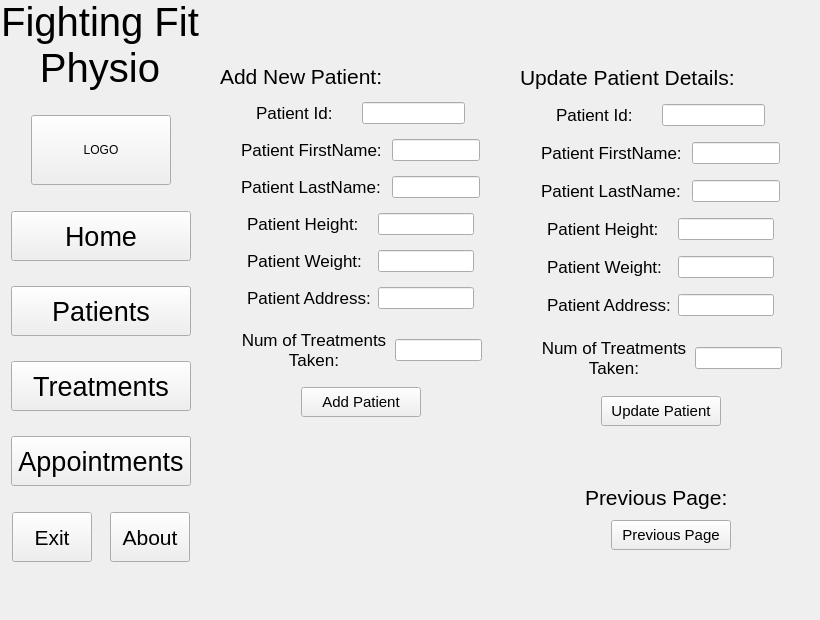
First picture: the form in FIA3.ui, repository srcoggin/FIA3, before the edit.
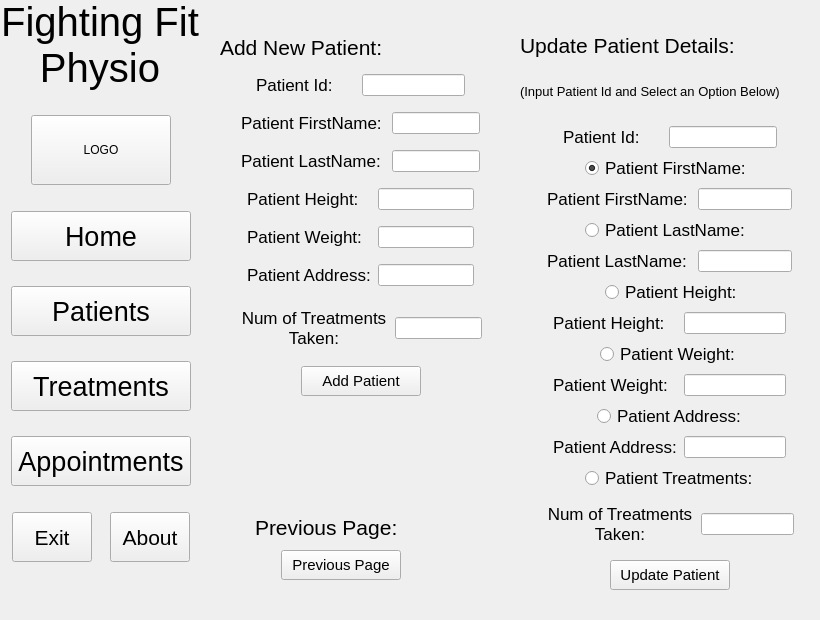
Second picture: the form after the edit. The open tabs and pages were chosen to show the change.

Commit message:
The Patients Section is done, and cleaned up with less spaghetti code. the only error checking i have left to do is if the inputs are Null, but idk if i need to bc the program doesnt crash if the input is Null and the operations are not completed. stilll not documented/ annotated but whatever. i might start on the Treatments section when i get home. but it only gets easier from here.
eat this heinz. my good is good. its somewhat efficient and works

Patch:
```diff
--- a/FIA3.ui
+++ b/FIA3.ui
@@ -880,8 +880,8 @@
     <widget class="QWidget" name="layoutWidget_2">
      <property name="geometry">
       <rect>
-       <x>340</x>
-       <y>470</y>
+       <x>10</x>
+       <y>500</y>
        <width>221</width>
        <height>72</height>
       </rect>
@@ -1001,9 +1001,9 @@
      <property name="geometry">
       <rect>
        <x>300</x>
-       <y>50</y>
-       <width>281</width>
-       <height>368</height>
+       <y>20</y>
+       <width>299</width>
+       <height>560</height>
       </rect>
      </property>
      <layout class="QVBoxLayout" name="verticalLayout_11">
@@ -1048,6 +1048,18 @@
         </item>
        </layout>
       </item>
+      <item>
+       <widget class="QLabel" name="label_29">
+        <property name="font">
+         <font>
+          <pointsize>10</pointsize>
+         </font>
+        </property>
+        <property name="text">
+         <string>(Input Patient Id and Select an Option Below)</string>
+        </property>
+       </widget>
+      </item>
       <item>
        <layout class="QHBoxLayout" name="horizontalLayout_32">
         <item>
@@ -1105,6 +1117,63 @@
         </item>
        </layout>
       </item>
+      <item>
+       <layout class="QHBoxLayout" name="horizontalLayout_40">
+        <item>
+         <spacer name="horizontalSpacer_71">
+          <property name="orientation">
+           <enum>Qt::Horizontal</enum>
+          </property>
+          <property name="sizeHint" stdset="0">
+           <size>
+            <width>40</width>
+            <height>20</height>
+           </size>
+          </property>
+         </spacer>
+        </item>
+        <item>
+         <widget class="QRadioButton" name="Patient_Update_Name_Radio">
+          <property name="minimumSize">
+           <size>
+            <width>170</width>
+            <height>20</height>
+           </size>
+          </property>
+          <property name="maximumSize">
+           <size>
+            <width>170</width>
+            <height>20</height>
+           </size>
+          </property>
+          <property name="font">
+           <font>
+            <pointsize>13</pointsize>
+           </font>
+          </property>
+          <property name="text">
+           <string>Patient FirstName:</string>
+          </property>
+          <property name="checked">
+           <bool>true</bool>
+          </property>
+         </widget>
+        </item>
+        <item>
+         <spacer name="horizontalSpacer_72">
+          <property name="orientation">
+           <enum>Qt::Horizontal</enum>
+          </property>
+          <property name="sizeHint" stdset="0">
+           <size>
+            <width>40</width>
+            <height>20</height>
+           </size>
+          </property>
+         </spacer>
+        </item>
+       </layout>
+      </item>
       <item>
        <layout class="QHBoxLayout" name="horizontalLayout_33">
         <item>
@@ -1162,6 +1231,60 @@
         </item>
        </layout>
       </item>
+      <item>
+       <layout class="QHBoxLayout" name="horizontalLayout_41">
+        <item>
+         <spacer name="horizontalSpacer_73">
+          <property name="orientation">
+           <enum>Qt::Horizontal</enum>
+          </property>
+          <property name="sizeHint" stdset="0">
+           <size>
+            <width>40</width>
+            <height>20</height>
+           </size>
+          </property>
+         </spacer>
+        </item>
+        <item>
+         <widget class="QRadioButton" name="Patient_Update_LastName_Radio">
+          <property name="minimumSize">
+           <size>
+            <width>170</width>
+            <height>20</height>
+           </size>
+          </property>
+          <property name="maximumSize">
+           <size>
+            <width>170</width>
+            <height>20</height>
+           </size>
+          </property>
+          <property name="font">
+           <font>
+            <pointsize>13</pointsize>
+           </font>
+          </property>
+          <property name="text">
+           <string>Patient LastName:</string>
+          </property>
+         </widget>
+        </item>
+        <item>
+         <spacer name="horizontalSpacer_74">
+          <property name="orientation">
+           <enum>Qt::Horizontal</enum>
+          </property>
+          <property name="sizeHint" stdset="0">
+           <size>
+            <width>40</width>
+            <height>20</height>
+           </size>
+          </property>
+         </spacer>
+        </item>
+       </layout>
+      </item>
       <item>
        <layout class="QHBoxLayout" name="horizontalLayout_34">
         <item>
@@ -1219,6 +1342,60 @@
         </item>
        </layout>
       </item>
+      <item>
+       <layout class="QHBoxLayout" name="horizontalLayout_42">
+        <item>
+         <spacer name="horizontalSpacer_75">
+          <property name="orientation">
+           <enum>Qt::Horizontal</enum>
+          </property>
+          <property name="sizeHint" stdset="0">
+           <size>
+            <width>40</width>
+            <height>20</height>
+           </size>
+          </property>
+         </spacer>
+        </item>
+        <item>
+         <widget class="QRadioButton" name="Patient_Update_Height_Radio">
+          <property name="minimumSize">
+           <size>
+            <width>130</width>
+            <height>20</height>
+           </size>
+          </property>
+          <property name="maximumSize">
+           <size>
+            <width>130</width>
+            <height>20</height>
+           </size>
+          </property>
+          <property name="font">
+           <font>
+            <pointsize>13</pointsize>
+           </font>
+          </property>
+          <property name="text">
+           <string>Patient Height:</string>
+          </property>
+         </widget>
+        </item>
+        <item>
+         <spacer name="horizontalSpacer_76">
+          <property name="orientation">
+           <enum>Qt::Horizontal</enum>
+          </property>
+          <property name="sizeHint" stdset="0">
+           <size>
+            <width>40</width>
+            <height>20</height>
+           </size>
+          </property>
+         </spacer>
+        </item>
+       </layout>
+      </item>
       <item>
        <layout class="QHBoxLayout" name="horizontalLayout_35">
         <item>
@@ -1276,6 +1453,60 @@
         </item>
        </layout>
       </item>
+      <item>
+       <layout class="QHBoxLayout" name="horizontalLayout_43">
+        <item>
+         <spacer name="horizontalSpacer_77">
+          <property name="orientation">
+           <enum>Qt::Horizontal</enum>
+          </property>
+          <property name="sizeHint" stdset="0">
+           <size>
+            <width>40</width>
+            <height>20</height>
+           </size>
+          </property>
+         </spacer>
+        </item>
+        <item>
+         <widget class="QRadioButton" name="Patient_Update_Weight_Radio">
+          <property name="minimumSize">
+           <size>
+            <width>140</width>
+            <height>20</height>
+           </size>
+          </property>
+          <property name="maximumSize">
+           <size>
+            <width>140</width>
+            <height>20</height>
+           </size>
+          </property>
+          <property name="font">
+           <font>
+            <pointsize>13</pointsize>
+           </font>
+          </property>
+          <property name="text">
+           <string>Patient Weight:</string>
+          </property>
+         </widget>
+        </item>
+        <item>
+         <spacer name="horizontalSpacer_78">
+          <property name="orientation">
+           <enum>Qt::Horizontal</enum>
+          </property>
+          <property name="sizeHint" stdset="0">
+           <size>
+            <width>40</width>
+            <height>20</height>
+           </size>
+          </property>
+         </spacer>
+        </item>
+       </layout>
+      </item>
       <item>
        <layout class="QHBoxLayout" name="horizontalLayout_36">
         <item>
@@ -1333,6 +1564,60 @@
         </item>
        </layout>
       </item>
+      <item>
+       <layout class="QHBoxLayout" name="horizontalLayout_44">
+        <item>
+         <spacer name="horizontalSpacer_79">
+          <property name="orientation">
+           <enum>Qt::Horizontal</enum>
+          </property>
+          <property name="sizeHint" stdset="0">
+           <size>
+            <width>40</width>
+            <height>20</height>
+           </size>
+          </property>
+         </spacer>
+        </item>
+        <item>
+         <widget class="QRadioButton" name="Patient_Update_Address_Radio">
+          <property name="minimumSize">
+           <size>
+            <width>145</width>
+            <height>20</height>
+           </size>
+          </property>
+          <property name="maximumSize">
+           <size>
+            <width>145</width>
+            <height>20</height>
+           </size>
+          </property>
+          <property name="font">
+           <font>
+            <pointsize>13</pointsize>
+           </font>
+          </property>
+          <property name="text">
+           <string>Patient Address:</string>
+          </property>
+         </widget>
+        </item>
+        <item>
+         <spacer name="horizontalSpacer_80">
+          <property name="orientation">
+           <enum>Qt::Horizontal</enum>
+          </property>
+          <property name="sizeHint" stdset="0">
+           <size>
+            <width>40</width>
+            <height>20</height>
+           </size>
+          </property>
+         </spacer>
+        </item>
+       </layout>
+      </item>
       <item>
        <layout class="QHBoxLayout" name="horizontalLayout_37">
         <item>
@@ -1390,6 +1675,60 @@
         </item>
        </layout>
       </item>
+      <item>
+       <layout class="QHBoxLayout" name="horizontalLayout_45">
+        <item>
+         <spacer name="horizontalSpacer_81">
+          <property name="orientation">
+           <enum>Qt::Horizontal</enum>
+          </property>
+          <property name="sizeHint" stdset="0">
+           <size>
+            <width>40</width>
+            <height>20</height>
+           </size>
+          </property>
+         </spacer>
+        </item>
+        <item>
+         <widget class="QRadioButton" name="Patient_Update_Treatments_Radio">
+          <property name="minimumSize">
+           <size>
+            <width>170</width>
+            <height>20</height>
+           </size>
+          </property>
+          <property name="maximumSize">
+           <size>
+            <width>170</width>
+            <height>20</height>
+           </size>
+          </property>
+          <property name="font">
+           <font>
+            <pointsize>13</pointsize>
+           </font>
+          </property>
+          <property name="text">
+           <string>Patient Treatments:</string>
+          </property>
+         </widget>
+        </item>
+        <item>
+         <spacer name="horizontalSpacer_82">
+          <property name="orientation">
+           <enum>Qt::Horizontal</enum>
+          </property>
+          <property name="sizeHint" stdset="0">
+           <size>
+            <width>40</width>
+            <height>20</height>
+           </size>
+          </property>
+         </spacer>
+        </item>
+       </layout>
+      </item>
       <item>
        <layout class="QHBoxLayout" name="horizontalLayout_38">
         <item>
@@ -1509,13 +1848,13 @@
       </item>
      </layout>
     </widget>
-    <widget class="QWidget" name="">
+    <widget class="QWidget" name="layoutWidget">
      <property name="geometry">
       <rect>
        <x>0</x>
-       <y>50</y>
+       <y>20</y>
        <width>281</width>
-       <height>361</height>
+       <height>368</height>
       </rect>
      </property>
      <layout class="QVBoxLayout" name="verticalLayout_10">
```
Left out of the diff: 14 changed lines with no effect on the pictures. The commit also changes 7 other files.
